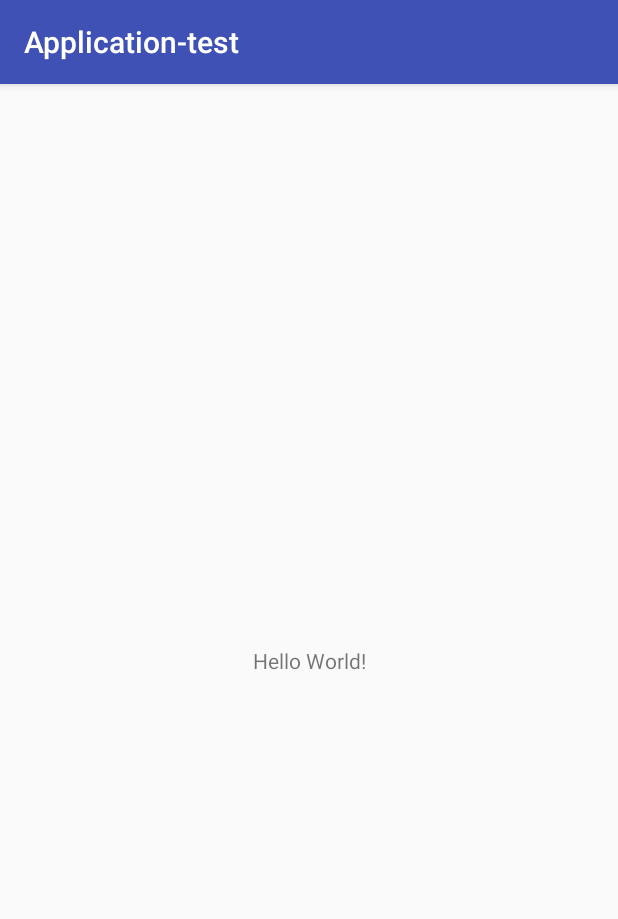
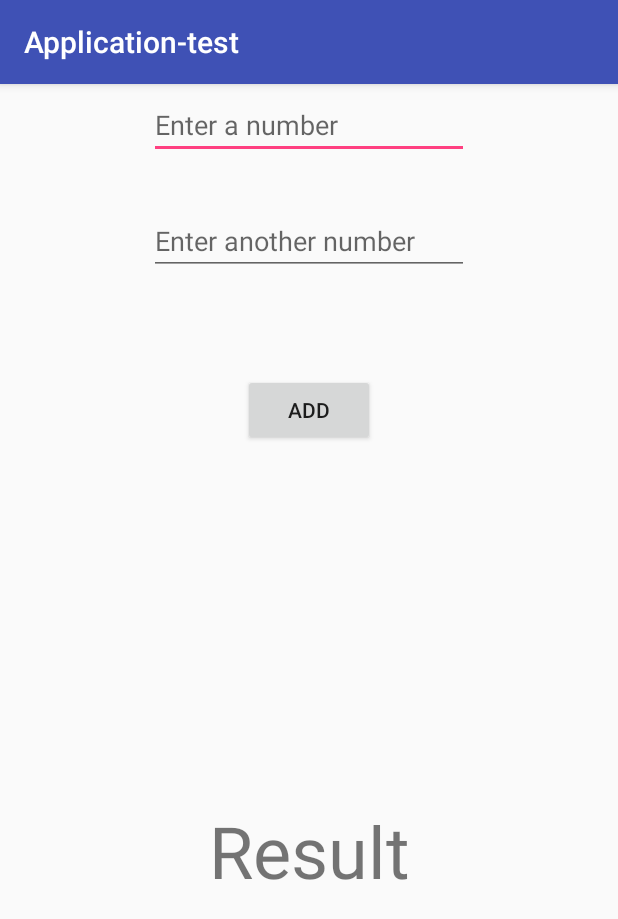
Before and after one commit to mdyusufkhan2660/Android-app-1, an Android app: the screen it shows after launch (MainActivity), on a phone screen of 412 x 824 dp. Shown: the top 919 px of the screen. Run offline under Robolectric (Android 15) with nearby library versions, the phone set to English and light mode, and no system bars.

Commit message:
Add two numbers
Add two integers using a button click. Tested on my phone

```diff
--- a/app/src/main/java/com/example/user/application_test/MainActivity.java
+++ b/app/src/main/java/com/example/user/application_test/MainActivity.java
@@ -2,6 +2,10 @@ package com.example.user.application_test;
 
 import android.support.v7.app.AppCompatActivity;
 import android.os.Bundle;
+import android.view.View;
+import android.widget.Button;
+import android.widget.EditText;
+import android.widget.TextView;
 
 public class MainActivity extends AppCompatActivity {
 
@@ -9,5 +13,22 @@ public class MainActivity extends AppCompatActivity {
     protected void onCreate(Bundle savedInstanceState) {
         super.onCreate(savedInstanceState);
         setContentView(R.layout.activity_main);
+
+        Button addButton = (Button) findViewById(R.id.addButton);
+
+        addButton.setOnClickListener(new View.OnClickListener() {
+            @Override
+            public void onClick(View v) {
+                EditText firstNumEditText = (EditText) findViewById(R.id.firstNumEditText);
+                EditText secondNumEditText = (EditText) findViewById(R.id.secondNumEditText);
+                TextView resultTextView = (TextView) findViewById(R.id.resultTextView);
+
+                int number1 = Integer.parseInt(firstNumEditText.getText().toString());
+                int number2 = Integer.parseInt(secondNumEditText.getText().toString());
+                int result = number1 + number2;
+
+                resultTextView.setText(result + "");
+            }
+        });
     }
 }
--- a/app/src/main/res/layout/activity_main.xml
+++ b/app/src/main/res/layout/activity_main.xml
@@ -6,13 +6,70 @@
     android:layout_height="match_parent"
     tools:context=".MainActivity">
 
-    <TextView
+    <EditText
+        android:id="@+id/firstNumEditText"
+        android:layout_width="wrap_content"
+        android:layout_height="42dp"
+        android:layout_marginEnd="8dp"
+        android:layout_marginLeft="8dp"
+        android:layout_marginRight="8dp"
+        android:layout_marginStart="8dp"
+        android:layout_marginTop="8dp"
+        android:ems="10"
+        android:hint="Enter a number"
+        android:inputType="textPersonName|number"
+        app:layout_constraintEnd_toEndOf="parent"
+        app:layout_constraintStart_toStartOf="parent"
+        app:layout_constraintTop_toTopOf="parent" />
+
+    <EditText
+        android:id="@+id/secondNumEditText"
         android:layout_width="wrap_content"
         android:layout_height="wrap_content"
-        android:text="Hello World!"
+        android:layout_marginEnd="8dp"
+        android:layout_marginLeft="8dp"
+        android:layout_marginRight="8dp"
+        android:layout_marginStart="8dp"
+        android:layout_marginTop="32dp"
+        android:ems="10"
+        android:hint="Enter another number"
+        android:inputType="textPersonName|number"
+        app:layout_constraintEnd_toEndOf="parent"
+        app:layout_constraintStart_toStartOf="parent"
+        app:layout_constraintTop_toBottomOf="@+id/firstNumEditText" />
+
+    <Button
+        android:id="@+id/addButton"
+        android:layout_width="wrap_content"
+        android:layout_height="wrap_content"
+        android:layout_marginBottom="8dp"
+        android:layout_marginEnd="8dp"
+        android:layout_marginLeft="8dp"
+        android:layout_marginRight="8dp"
+        android:layout_marginStart="8dp"
+        android:layout_marginTop="60dp"
+        android:text="Add"
         app:layout_constraintBottom_toBottomOf="parent"
-        app:layout_constraintLeft_toLeftOf="parent"
-        app:layout_constraintRight_toRightOf="parent"
-        app:layout_constraintTop_toTopOf="parent" />
+        app:layout_constraintEnd_toEndOf="parent"
+        app:layout_constraintStart_toStartOf="parent"
+        app:layout_constraintTop_toBottomOf="@+id/secondNumEditText"
+        app:layout_constraintVertical_bias="0.011" />
 
+    <TextView
+        android:id="@+id/resultTextView"
+        android:layout_width="wrap_content"
+        android:layout_height="52dp"
+        android:layout_marginBottom="8dp"
+        android:layout_marginEnd="8dp"
+        android:layout_marginLeft="8dp"
+        android:layout_marginRight="8dp"
+        android:layout_marginStart="8dp"
+        android:layout_marginTop="8dp"
+        android:text="Result"
+        android:textSize="48sp"
+        app:fontFamily="sans-serif"
+        app:layout_constraintBottom_toBottomOf="parent"
+        app:layout_constraintEnd_toEndOf="parent"
+        app:layout_constraintStart_toStartOf="parent"
+        app:layout_constraintTop_toBottomOf="@+id/addButton" />
 </android.support.constraint.ConstraintLayout>
```
